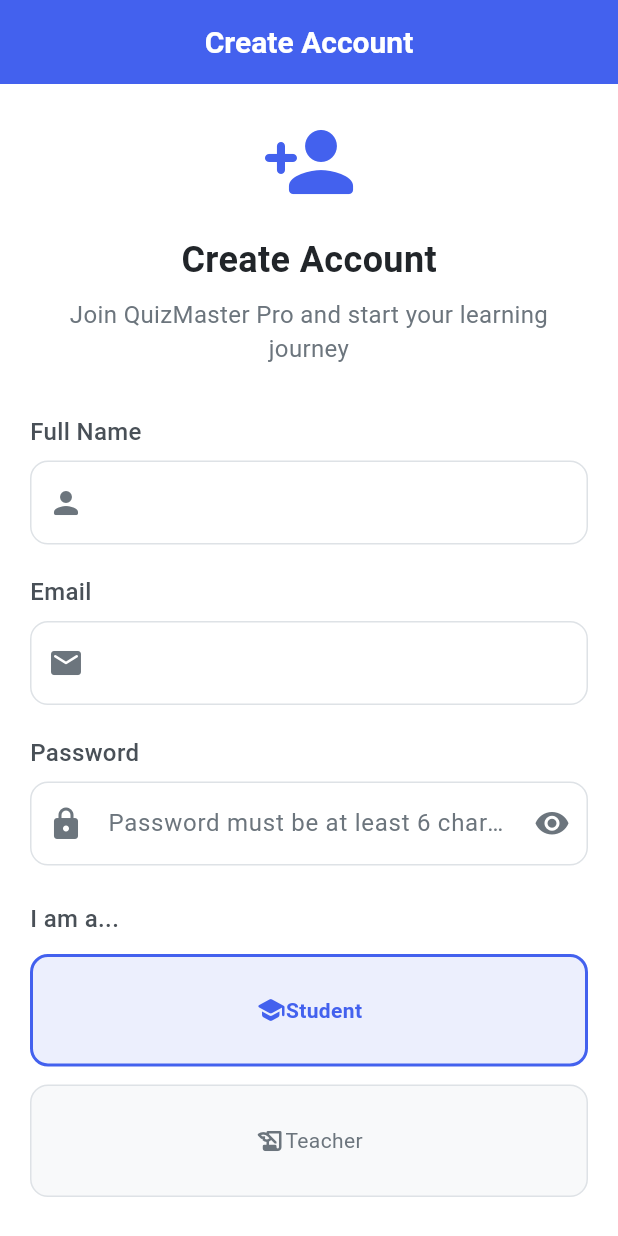
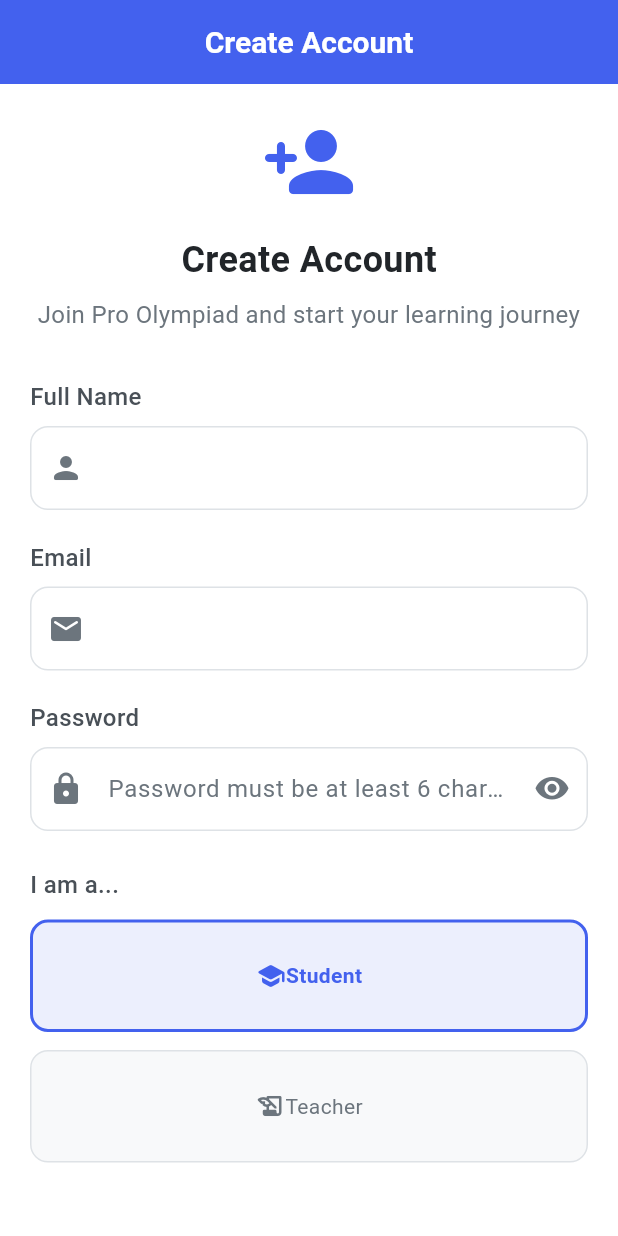
Before and after one commit to Vikas100702/flutter-quiz-panel, a Flutter app: the RegisterScreen screen opened by its route, on a phone screen of 412 x 824 dp. Run offline on Flutter 3.47's test engine with Material 3 defaults, Android fonts, the phone set to English and light mode, and no system bars; our stand-ins replace cloud_firestore, firebase_auth, firebase_core, flutter_riverpod, go_router, google_sign_in; accounts and stored records are empty; network calls fail.

Commit message:
Change app name from QuizMaster pro to Pro Olympiad.

```diff
--- a/lib/main.dart
+++ b/lib/main.dart
@@ -28,7 +28,7 @@
       theme: AppTheme.lightTheme,
       darkTheme: AppTheme.darkTheme,
       themeMode: ThemeMode.light,
-      title: 'QuizMaster Pro',
+      title: 'Pro Olympiad',
 
       // Connect the router
       // We tell MaterialApp to use GoRouter for all routing.
--- a/lib/screens/auth/login_screen.dart
+++ b/lib/screens/auth/login_screen.dart
@@ -345,7 +345,7 @@
 
     return Scaffold(
       appBar: AppBar(
-        title: const Text('QuizMaster Pro'),
+        title: const Text('Pro Olympiad'),
         centerTitle: true,
       ),
       body: ResponsiveAuthLayout(
--- a/lib/widgets/auth/register_form.dart
+++ b/lib/widgets/auth/register_form.dart
@@ -142,7 +142,7 @@
         ),
         const SizedBox(height: 8),
         Text(
-          'Join QuizMaster Pro and start your learning journey',
+          'Join Pro Olympiad and start your learning journey',
           style: AppTextStyles.bodyLarge.copyWith(
             color: AppColors.textTertiary,
           ),
--- a/lib/widgets/splash/splash_subtitle.dart
+++ b/lib/widgets/splash/splash_subtitle.dart
@@ -11,7 +11,7 @@
       children: [
         // Main Title
         Text(
-          'QuizMaster Pro',
+          'Pro Olympiad',
           style: AppTextStyles.displayMedium.copyWith(
             color: Colors.white,
             fontWeight: FontWeight.w700,
```
